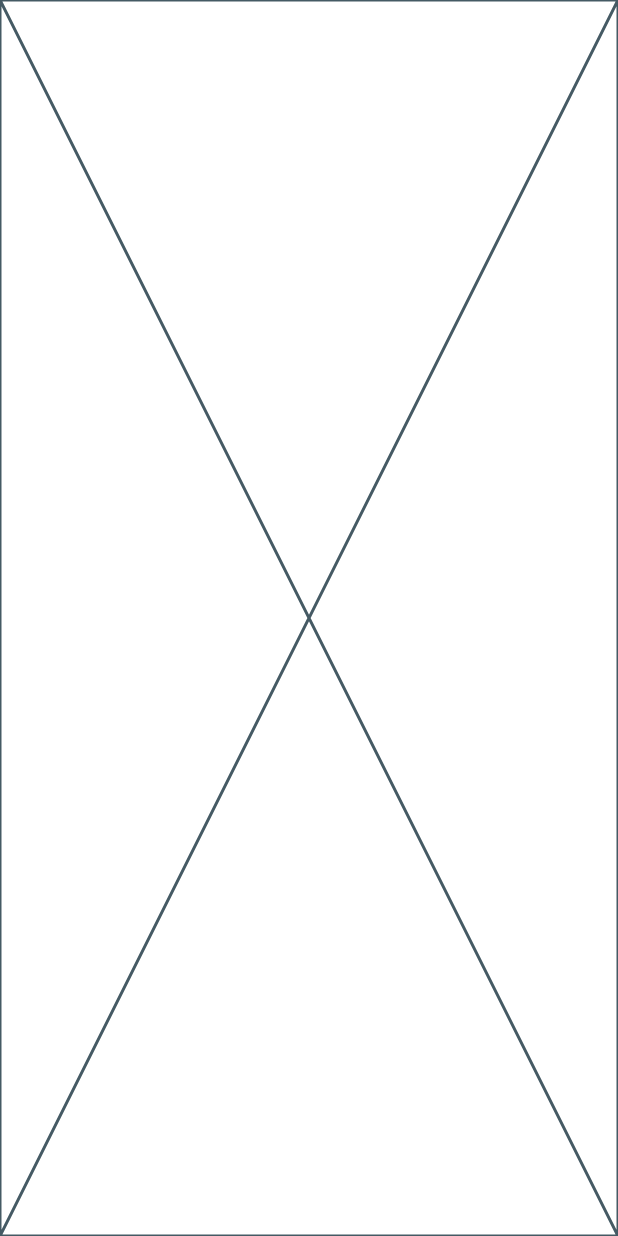
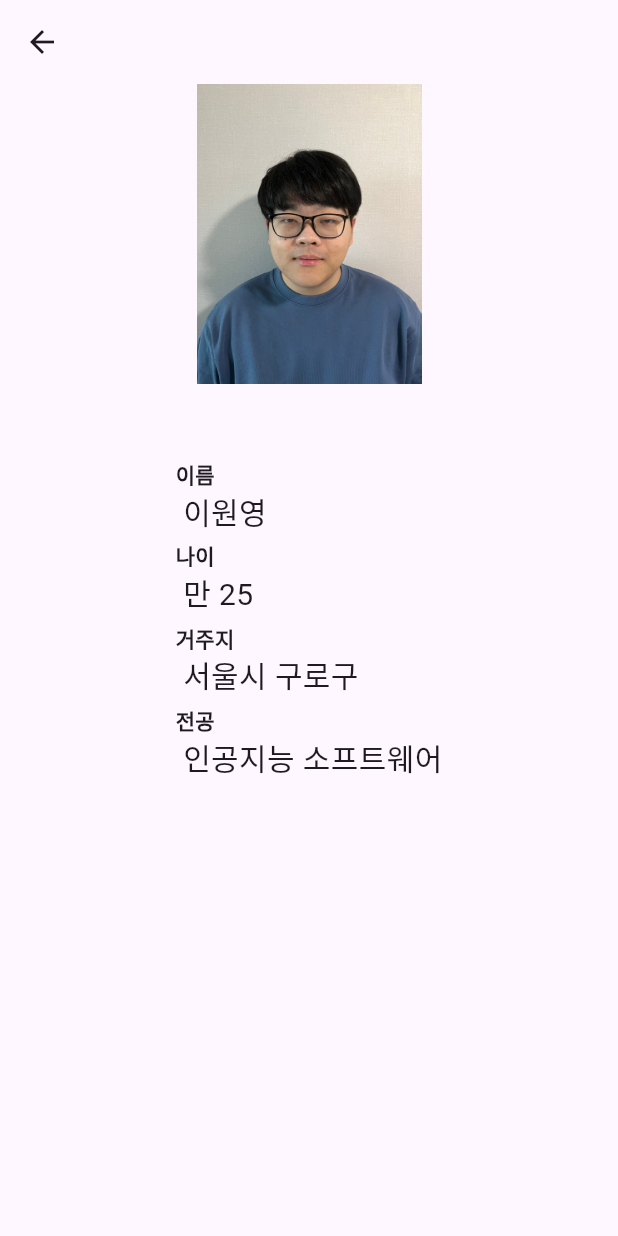
Before and after one commit to nnmmnn15/1Team_Intro, a Flutter app: the screen it shows after launch, after a tap on "이원영", on a phone screen of 412 x 824 dp. Run offline on Flutter 3.47's test engine with Material 3 defaults, Android fonts, the phone set to English and light mode, and no system bars.

Commit message:
Won_introduce

```diff
--- a/intro_1team_app/lib/view/won.dart
+++ b/intro_1team_app/lib/view/won.dart
@@ -1,10 +1,92 @@
 import 'package:flutter/material.dart';
 
-class Won extends StatelessWidget {
+class Won extends StatefulWidget {
   const Won({super.key});
 
   @override
+  State<Won> createState() => _WonState();
+}
+
+class _WonState extends State<Won> {
+  @override
   Widget build(BuildContext context) {
-    return const Placeholder();
+    return Scaffold(
+      appBar: AppBar(),
+      body: Column(
+        children: [
+          Center(
+            child: Column(
+              crossAxisAlignment: CrossAxisAlignment.center,
+              children: [
+                Image.asset(
+                  'images/won_profile.jpg',
+                  width: 150,
+                ),
+                const Padding(
+                  padding: EdgeInsets.fromLTRB(8, 50, 8, 0),
+                  child: Column(
+                    crossAxisAlignment: CrossAxisAlignment.start,
+                    children: [
+                      Text(
+                        '이름',
+                        style: TextStyle(fontWeight: FontWeight.bold),
+                      ),
+                      Padding(
+                        padding: EdgeInsets.fromLTRB(5, 0, 0, 5),
+                        child: Text(
+                          '이원영',
+                          style: TextStyle(
+                            fontSize: 20,
+                          ),
+                        ),
+                      ),
+                      Text(
+                        '나이',
+                        style: TextStyle(fontWeight: FontWeight.bold),
+                      ),
+                      Padding(
+                        padding: EdgeInsets.fromLTRB(5, 0, 0, 5),
+                        child: Text(
+                          '만 25',
+                          style: TextStyle(
+                            fontSize: 20,
+                          ),
+                        ),
+                      ),
+                      Text(
+                        '거주지',
+                        style: TextStyle(fontWeight: FontWeight.bold),
+                      ),
+                      Padding(
+                        padding: EdgeInsets.fromLTRB(5, 0, 0, 5),
+                        child: Text(
+                          '서울시 구로구',
+                          style: TextStyle(
+                            fontSize: 20,
+                          ),
+                        ),
+                      ),
+                      Text(
+                        '전공',
+                        style: TextStyle(fontWeight: FontWeight.bold),
+                      ),
+                      Padding(
+                        padding: EdgeInsets.fromLTRB(5, 0, 0, 0),
+                        child: Text(
+                          '인공지능 소프트웨어',
+                          style: TextStyle(
+                            fontSize: 20,
+                          ),
+                        ),
+                      ),
+                    ],
+                  ),
+                ),
+              ],
+            ),
+          ),
+        ],
+      ),
+    );
   }
 }
```
Also changed, not shown: intro_1team_app/images/won_profile.jpg (added).
